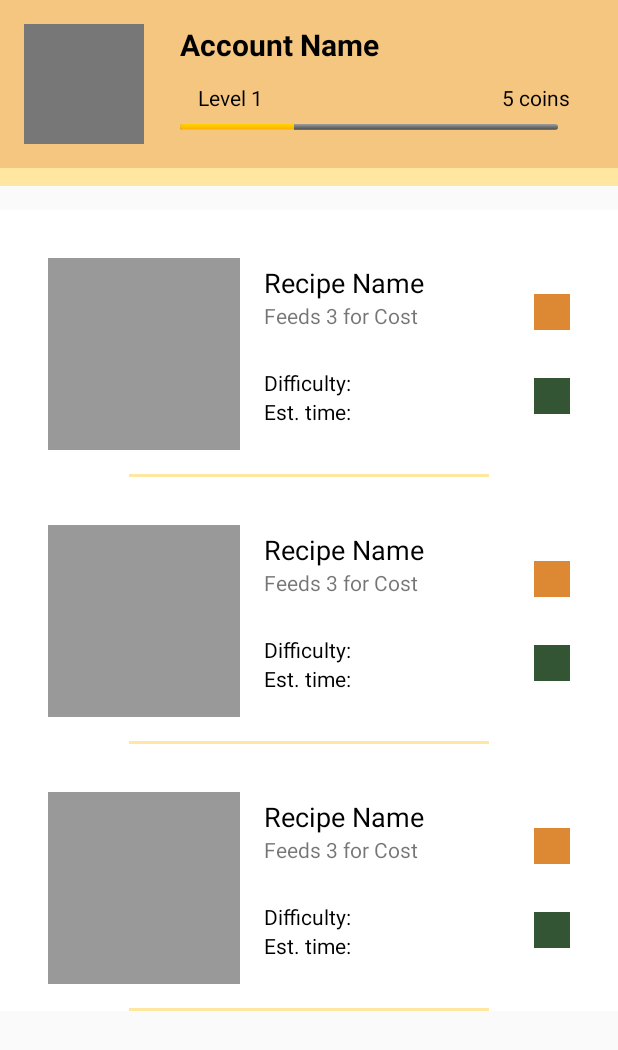
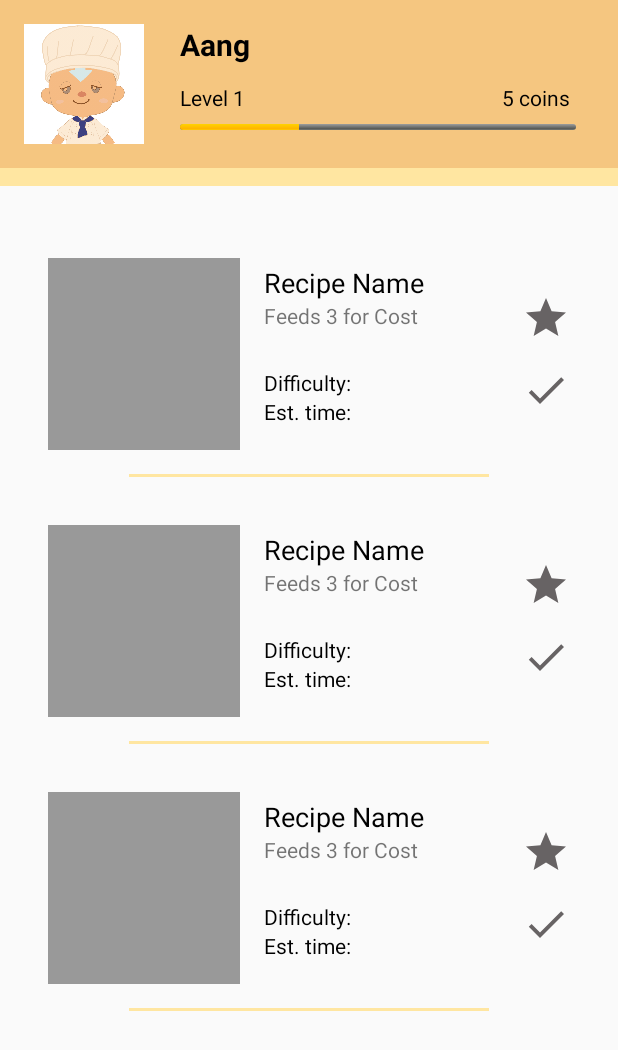
Before and after one commit to SorenAlex/CookingApp, an Android app: the layout activity_main.xml on its own in the app's theme, with its tools: preview values and no code run, on a phone screen of 412 x 824 dp. Shown: the top 1050 px of the screen. Run offline under Robolectric (Android 15) with nearby library versions, the light colour scheme and no system bars.

Commit message:
Fixed minor front end issues. About to import images to database.

```diff
--- /dev/null
+++ b/app/src/main/res/drawable/ic_baseline_done.xml
@@ -0,0 +1,5 @@
+<vector android:height="32dp" android:tint="#676364"
+    android:viewportHeight="24" android:viewportWidth="24"
+    android:width="32dp" xmlns:android="http://schemas.android.com/apk/res/android">
+    <path android:fillColor="@android:color/white" android:pathData="M9,16.2L4.8,12l-1.4,1.4L9,19 21,7l-1.4,-1.4L9,16.2z"/>
+</vector>
--- /dev/null
+++ b/app/src/main/res/drawable/ic_baseline_filter_list.xml
@@ -0,0 +1,5 @@
+<vector android:height="24dp" android:tint="#F5C680"
+    android:viewportHeight="24" android:viewportWidth="24"
+    android:width="24dp" xmlns:android="http://schemas.android.com/apk/res/android">
+    <path android:fillColor="@android:color/white" android:pathData="M10,18h4v-2h-4v2zM3,6v2h18L21,6L3,6zM6,13h12v-2L6,11v2z"/>
+</vector>
--- /dev/null
+++ b/app/src/main/res/drawable/ic_baseline_search.xml
@@ -0,0 +1,5 @@
+<vector android:height="24dp" android:tint="#595758"
+    android:viewportHeight="24" android:viewportWidth="24"
+    android:width="24dp" xmlns:android="http://schemas.android.com/apk/res/android">
+    <path android:fillColor="@android:color/white" android:pathData="M15.5,14h-0.79l-0.28,-0.27C15.41,12.59 16,11.11 16,9.5 16,5.91 13.09,3 9.5,3S3,5.91 3,9.5 5.91,16 9.5,16c1.61,0 3.09,-0.59 4.23,-1.57l0.27,0.28v0.79l5,4.99L20.49,19l-4.99,-5zM9.5,14C7.01,14 5,11.99 5,9.5S7.01,5 9.5,5 14,7.01 14,9.5 11.99,14 9.5,14z"/>
+</vector>
--- /dev/null
+++ b/app/src/main/res/drawable/ic_baseline_star.xml
@@ -0,0 +1,5 @@
+<vector android:height="32dp" android:tint="#676364"
+    android:viewportHeight="24" android:viewportWidth="24"
+    android:width="32dp" xmlns:android="http://schemas.android.com/apk/res/android">
+    <path android:fillColor="@android:color/white" android:pathData="M12,17.27L18.18,21l-1.64,-7.03L22,9.24l-7.19,-0.61L12,2 9.19,8.63 2,9.24l5.46,4.73L5.82,21z"/>
+</vector>
--- a/app/src/main/res/layout/activity_main.xml
+++ b/app/src/main/res/layout/activity_main.xml
@@ -29,6 +29,7 @@
 
             <ImageView
                 android:id="@+id/main_avatar"
+                android:src="@drawable/aang"
                 android:layout_width="80dp"
                 android:layout_height="80dp"
                 android:layout_margin="16dp"
@@ -42,15 +43,16 @@
                 <RelativeLayout
                     android:layout_width="match_parent"
                     android:layout_height="wrap_content">
+
                     <TextView
                         android:layout_width="wrap_content"
                         android:layout_height="wrap_content"
+                        android:layout_gravity="center_horizontal"
                         android:layout_marginTop="16dp"
-                        android:text="Account Name"
-                        android:textStyle="bold"
+                        android:text="Aang"
+                        android:textColor="#000"
                         android:textSize="20dp"
-                        android:textColor="#000"
-                        />
+                        android:textStyle="bold" />
                 </RelativeLayout>
 
                 <RelativeLayout
@@ -63,7 +65,6 @@
                         android:layout_marginTop="12dp"
                         android:textColor="#000"
                         android:layout_alignParentLeft="true"
-                        android:layout_marginLeft="12dp"
                         android:text="Level 1"/>
 
                     <TextView
@@ -80,11 +81,13 @@
                     style="@android:style/Widget.ProgressBar.Horizontal"
                     android:layout_width="match_parent"
                     android:layout_height="4dp"
-                    android:layout_marginRight="40dp"
+                    android:layout_marginRight="28dp"
                     android:layout_marginTop="8dp"
                     android:max="1000"
-                    tools:progress="300"/>
+                    tools:progress="300"
+                    />
             </LinearLayout>
+
 
         </LinearLayout>
     </androidx.appcompat.widget.Toolbar>
--- a/app/src/main/res/layout/pack_item.xml
+++ b/app/src/main/res/layout/pack_item.xml
@@ -17,8 +17,8 @@
             android:layout_width="64dp"
             android:layout_height="64dp"
             android:layout_marginTop="16dp"
-            android:layout_marginLeft="32dp"
-            android:layout_marginRight="32dp"
+            android:layout_marginLeft="16dp"
+            android:layout_marginRight="16dp"
             android:layout_marginBottom="8dp"
             android:background="#CCC" />
 
--- a/app/src/main/res/layout/recipe_item.xml
+++ b/app/src/main/res/layout/recipe_item.xml
@@ -4,7 +4,7 @@
     xmlns:app="http://schemas.android.com/apk/res-auto"
     xmlns:tools="http://schemas.android.com/tools"
     android:orientation="vertical"
-    android:background="#FFF"
+    android:background="#00000000"
     android:layout_width="match_parent"
     android:layout_height="wrap_content">
 
@@ -13,7 +13,7 @@
         android:layout_marginLeft="16dp"
         android:layout_marginTop="16dp"
         android:layout_marginRight="16dp"
-        android:background="#FFF"
+        android:background="#00000000"
         android:layout_width="match_parent"
         android:layout_height="wrap_content">
         <ImageView
@@ -82,18 +82,19 @@
                 android:layout_height="match_parent"
                 android:paddingTop="24dp"
                 android:paddingBottom="24dp">
-                <View
-                    android:layout_width="24dp"
-                    android:layout_height="24dp"
+
+                <ImageView
+                    android:layout_width="wrap_content"
+                    android:layout_height="wrap_content"
                     android:layout_alignParentRight="true"
-                    android:background="#D83"
-                    android:paddingBottom="24dp"/>
-                <View
-                    android:layout_width="24dp"
-                    android:layout_height="24dp"
+                    android:paddingBottom="24dp"
+                    android:src="@drawable/ic_baseline_star"/>
+                <ImageView
+                    android:layout_width="wrap_content"
+                    android:layout_height="wrap_content"
                     android:layout_alignParentBottom="true"
                     android:layout_alignParentRight="true"
-                    android:background="#353"/>
+                    android:src="@drawable/ic_baseline_done"/>
             </RelativeLayout>
 
         </LinearLayout>
```
Also changed, not shown: app/src/main/res/layout/activity_completion.xml (+17 -0 lines), app/src/main/res/layout/recipe_header.xml (+7 -2 lines), app/src/main/res/drawable/aang.png (added).
